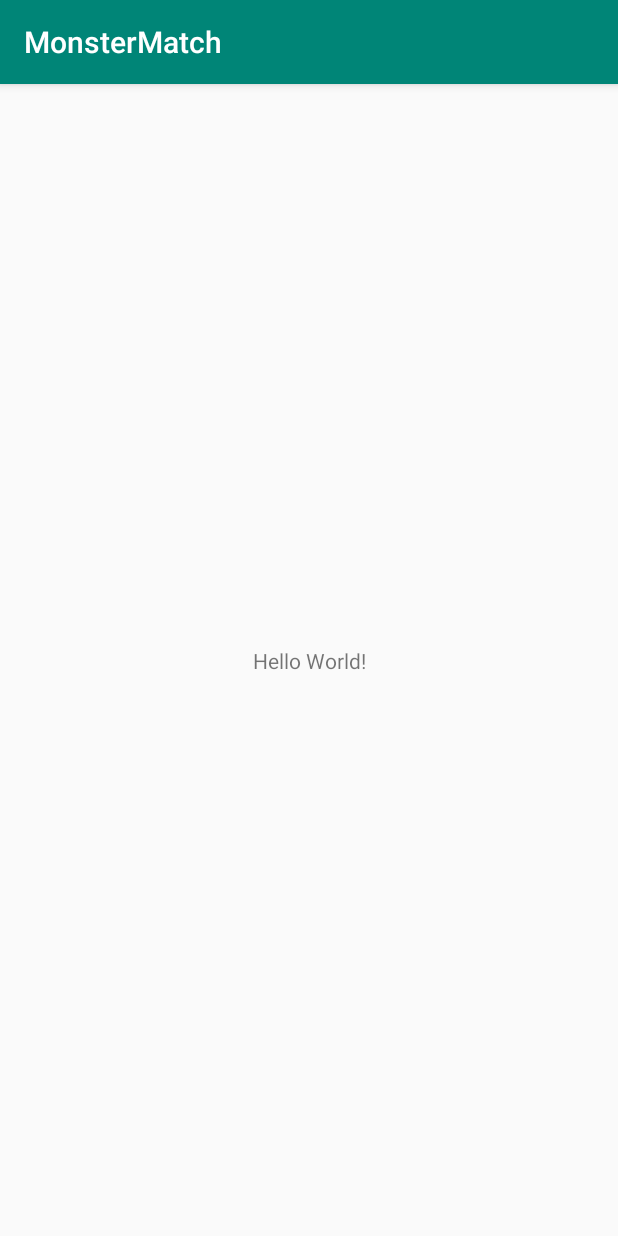
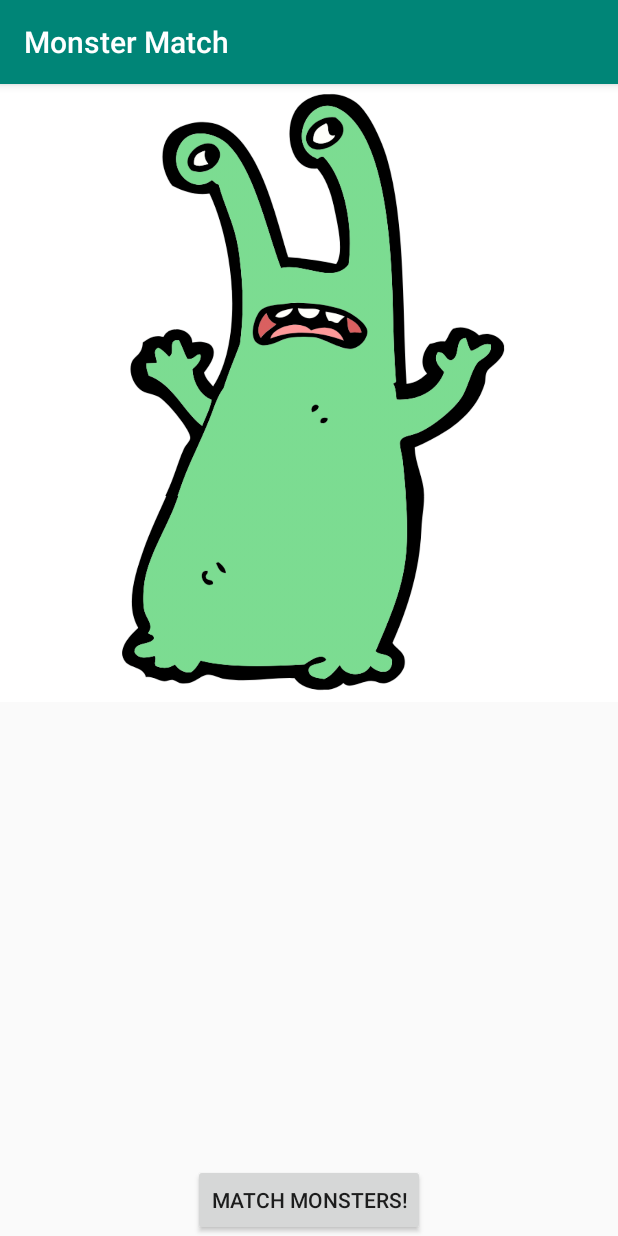
Before and after one commit to albertkozak/MonsterMatch, an Android app: the screen it shows after launch (MainActivity), on a phone screen of 412 x 824 dp. Run offline under Robolectric (Android 15) with nearby library versions, the phone set to English and light mode, and no system bars.

Commit message:
Add images / shuffle action

```diff
--- a/MonsterMatch/app/src/main/java/com/albertkozak/monstermatch/MainActivity.kt
+++ b/MonsterMatch/app/src/main/java/com/albertkozak/monstermatch/MainActivity.kt
@@ -2,11 +2,40 @@ package com.albertkozak.monstermatch
 
 import androidx.appcompat.app.AppCompatActivity
 import android.os.Bundle
+import kotlinx.android.synthetic.main.activity_main.*
 
 class MainActivity : AppCompatActivity() {
+    private val heads: List<Int> = listOf(
+        R.drawable.monster1_head,
+        R.drawable.monster2_head,
+        R.drawable.monster3_head)
+
+    private val bodies: List<Int> = listOf(
+        R.drawable.monster1_body,
+        R.drawable.monster2_body,
+        R.drawable.monster3_body)
+
+    private val feet: List<Int> = listOf(
+        R.drawable.monster1_feet,
+        R.drawable.monster2_feet,
+        R.drawable.monster3_feet)
 
     override fun onCreate(savedInstanceState: Bundle?) {
         super.onCreate(savedInstanceState)
         setContentView(R.layout.activity_main)
+
+        shuffleMonsters()
+
+        match_button.setOnClickListener {
+            shuffleMonsters()
+        }
+//        monster_head_image_view.setImageResource(R.drawable.monster1_head)
+    }
+
+    private fun shuffleMonsters()
+    {
+        monster_head_image_view.setImageResource(heads.random())
+        monster_body_image_view.setImageResource(bodies.random())
+        monster_feet_image_view.setImageResource(feet.random())
     }
 }
--- a/MonsterMatch/app/src/main/res/layout/activity_main.xml
+++ b/MonsterMatch/app/src/main/res/layout/activity_main.xml
@@ -6,13 +6,44 @@
     android:layout_height="match_parent"
     tools:context=".MainActivity">
 
-    <TextView
+    <ImageView
+        android:id="@+id/monster_head_image_view"
+        android:layout_width="match_parent"
+        android:layout_height="wrap_content"
+        android:adjustViewBounds="true"
+        android:src="@drawable/monster1_head"
+        app:layout_constraintStart_toStartOf="parent"
+        app:layout_constraintTop_toTopOf="parent"
+        app:layout_constraintEnd_toEndOf="parent"/>
+
+    <ImageView
+        android:id="@+id/monster_body_image_view"
+        android:layout_width="match_parent"
+        android:layout_height="wrap_content"
+        android:adjustViewBounds="true"
+        android:src="@drawable/monster1_body"
+        app:layout_constraintTop_toBottomOf="@id/monster_head_image_view"
+        app:layout_constraintStart_toStartOf="parent"
+        app:layout_constraintEnd_toEndOf="parent"/>
+
+    <ImageView
+        android:id="@+id/monster_feet_image_view"
+        android:layout_width="match_parent"
+        android:layout_height="wrap_content"
+        android:adjustViewBounds="true"
+        android:src="@drawable/monster1_feet"
+        app:layout_constraintTop_toBottomOf="@id/monster_body_image_view"
+        app:layout_constraintStart_toStartOf="parent"
+        app:layout_constraintEnd_toEndOf="parent"/>
+
+
+    <Button
+        android:id="@+id/match_button"
         android:layout_width="wrap_content"
         android:layout_height="wrap_content"
-        android:text="Hello World!"
-        app:layout_constraintBottom_toBottomOf="parent"
-        app:layout_constraintLeft_toLeftOf="parent"
-        app:layout_constraintRight_toRightOf="parent"
-        app:layout_constraintTop_toTopOf="parent" />
+        android:text="@string/match_monsters_button_text"
+        app:layout_constraintStart_toStartOf="parent"
+        app:layout_constraintEnd_toEndOf="parent"
+        app:layout_constraintBottom_toBottomOf="parent"/>
 
 </androidx.constraintlayout.widget.ConstraintLayout>
--- a/MonsterMatch/app/src/main/res/values/strings.xml
+++ b/MonsterMatch/app/src/main/res/values/strings.xml
@@ -1,3 +1,4 @@
 <resources>
-    <string name="app_name">MonsterMatch</string>
+    <string name="app_name">Monster Match</string>
+    <string name="match_monsters_button_text">Match Monsters!</string>
 </resources>
```
Also changed, not shown: MonsterMatch/app/src/main/res/drawable/monster1_body.png (added), MonsterMatch/app/src/main/res/drawable/monster1_feet.png (added), MonsterMatch/app/src/main/res/drawable/monster1_head.png (added), MonsterMatch/app/src/main/res/drawable/monster2_body.png (added), MonsterMatch/app/src/main/res/drawable/monster2_feet.png (added), MonsterMatch/app/src/main/res/drawable/monster2_head.png (added), MonsterMatch/app/src/main/res/drawable/monster3_body.png (added), MonsterMatch/app/src/main/res/drawable/monster3_feet.png (added), MonsterMatch/app/src/main/res/drawable/monster3_head.png (added).
